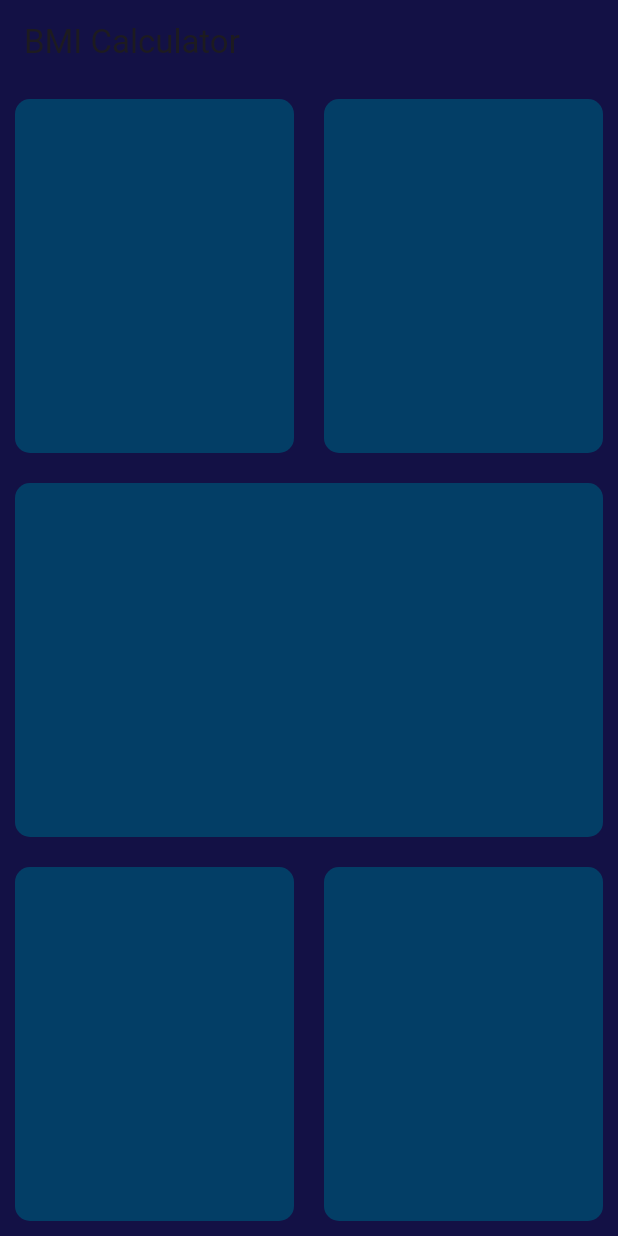
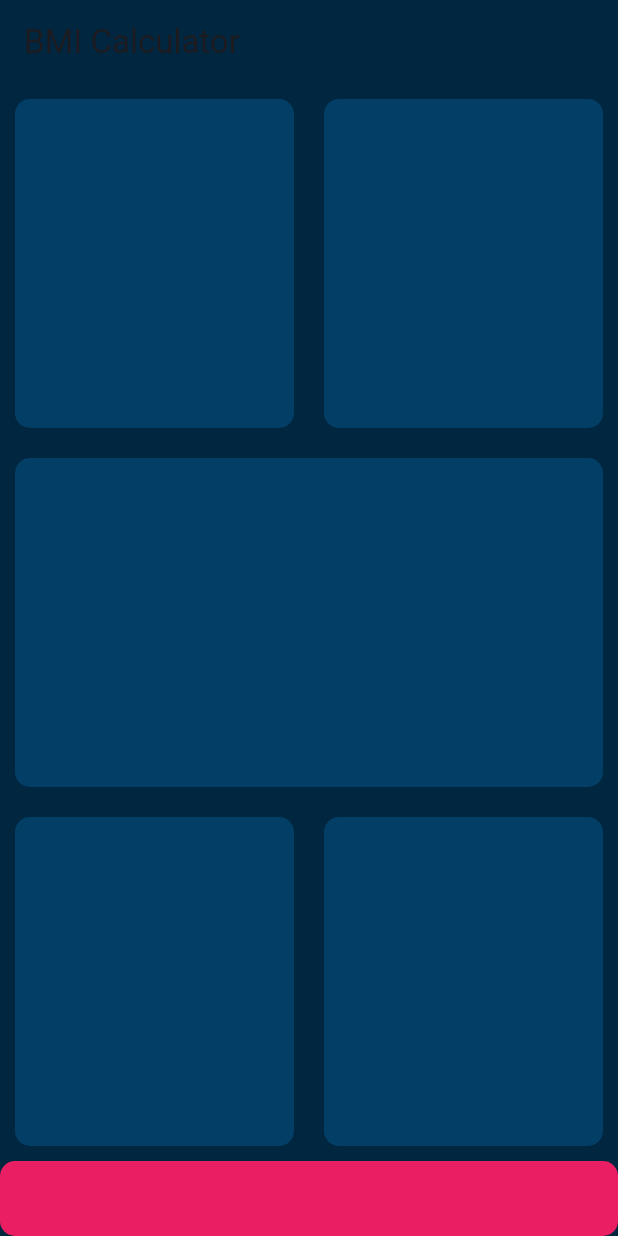
Before and after one commit to saurabh-app/bmi_ui_1st_screen, a Flutter app: the screen it shows after launch, on a phone screen of 412 x 824 dp. Run offline on Flutter 3.47's test engine with Material 3 defaults, Android fonts, the phone set to English and light mode, and no system bars.

Commit message:
SKY(Home Ui)

```diff
--- a/lib/home_screen.dart
+++ b/lib/home_screen.dart
@@ -14,9 +14,9 @@ class _HomeScreenState extends State<HomeScreen> {
     return Scaffold(
       appBar: AppBar(
         title: Text("BMI Calculator"),
-        backgroundColor: backgroundColor,
+        backgroundColor: darkBlueColor,
       ),
-      backgroundColor: backgroundColor,
+      backgroundColor: darkBlueColor,
 
       body: Column(
         children: [
@@ -24,61 +24,57 @@ class _HomeScreenState extends State<HomeScreen> {
             child: Row(
               children: [
                 Expanded(
-                  child: Container(
-                    margin: EdgeInsets.all(10),
-                    decoration: BoxDecoration(
-                      color: blueColor,
-                      borderRadius: BorderRadius.circular(10),
-                    ),
-                  ),
+                  child: ReusableCard(Colour: blueColor,),
                 ),
                 Expanded(
-                  child: Container(
-                    margin: EdgeInsets.all(10),
-                    decoration: BoxDecoration(
-                      color: blueColor,
-                      borderRadius: BorderRadius.circular(10),
-                    ),
-                  ),
+                  child: ReusableCard(Colour: blueColor, ),
                 ),
               ],
             ),
           ),
           Expanded(
-            child: Container(
-              margin: EdgeInsets.all(10),
-              decoration: BoxDecoration(
-                color: blueColor,
-                borderRadius: BorderRadius.circular(10),
-              ),
-            ),
+            child: ReusableCard(Colour: blueColor,),
           ),
           Expanded(
             child: Row(
               children: [
                 Expanded(
-                  child: Container(
-                    margin: EdgeInsets.all(10),
-                    decoration: BoxDecoration(
-                      color: blueColor,
-                      borderRadius: BorderRadius.circular(10),
-                    ),
-                  ),
+                  child: ReusableCard(Colour: blueColor,),
                 ),
                 Expanded(
-                  child: Container(
-                    margin: EdgeInsets.all(10),
-                    decoration: BoxDecoration(
-                      color: blueColor,
-                      borderRadius: BorderRadius.circular(10),
-                    ),
-                  ),
+                  child: ReusableCard(Colour: blueColor,),
                 ),
               ],
             ),
           ),
+          Container(
+            height: 50,
+            width: MediaQuery.of(context).size.width,
+            decoration: BoxDecoration(
+        color: Colors.pink,
+        borderRadius: BorderRadius.circular(10),
+      ),
+          )
         ],
       ),
     );
   }
 }
+
+class ReusableCard extends StatelessWidget {
+   ReusableCard({
+   required this.Colour
+  });
+
+Color Colour;
+  @override
+  Widget build(BuildContext context) {
+    return Container(
+      margin: EdgeInsets.all(10),
+      decoration: BoxDecoration(
+        color: Colour,
+        borderRadius: BorderRadius.circular(10),
+      ),
+    );
+  }
+}
```
